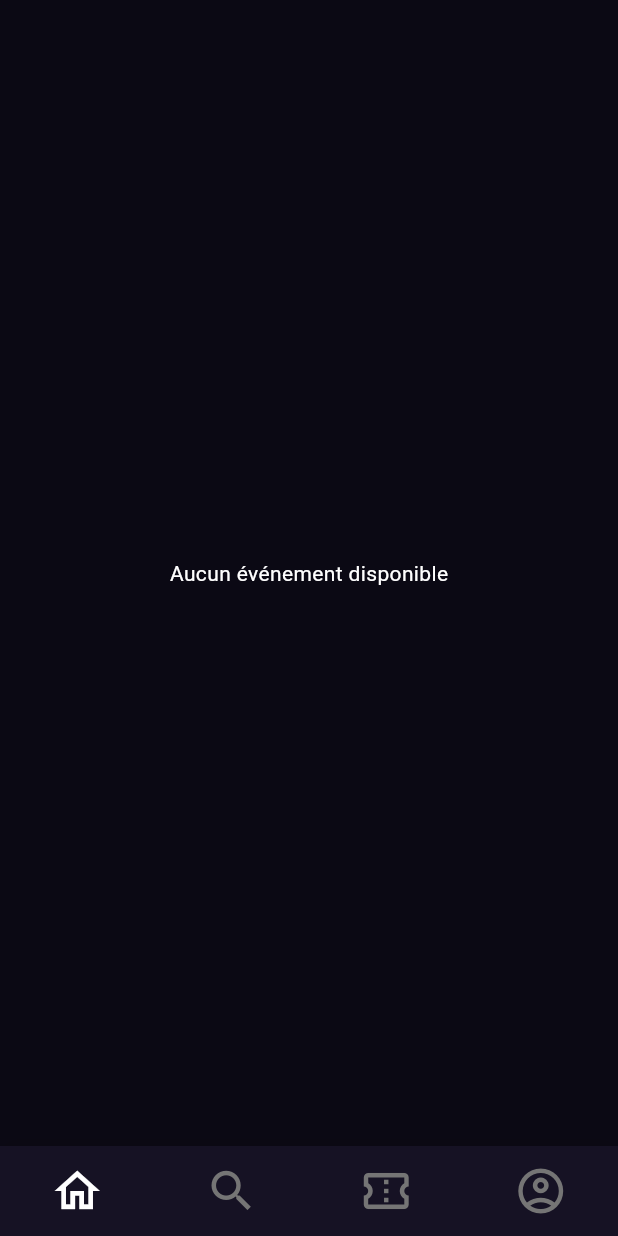
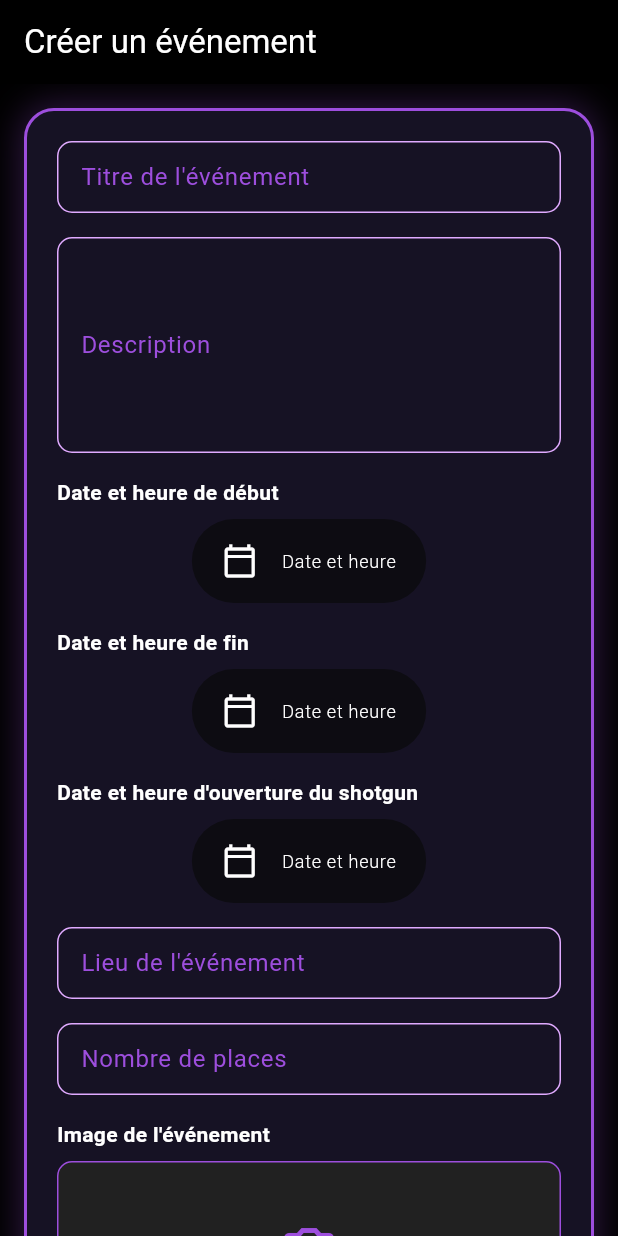
Before and after one commit to CharlesMassuard/Buckshot, a Flutter app: the screen it shows after launch, on a phone screen of 412 x 824 dp. Run offline on Flutter 3.47's test engine with Material 3 defaults, Android fonts, the phone set to English and light mode, and no system bars; our stand-ins replace cloud_firestore, firebase_core, image_picker; missing offline and left inert: mobile_scanner; accounts and stored records are empty.

Commit message:
feat : page de création d'event

```diff
--- a/lib/main.dart
+++ b/lib/main.dart
@@ -1,3 +1,4 @@
+import 'package:buckshot/views/create_event_view.dart';
 import 'package:flutter/material.dart';
 import 'package:firebase_core/firebase_core.dart';
 import 'firebase_options.dart';
@@ -31,7 +32,7 @@ class MyApp extends StatelessWidget {
       debugShowCheckedModeBanner: false,
       title: 'Buckshot QR Tool',
       theme: BuckshotTheme.darkTheme,
-      home: const HomeView(),
+      home: const CreateEventView(),
     );
   }
 }
--- a/lib/main_widgetbook.dart
+++ b/lib/main_widgetbook.dart
@@ -1,4 +1,4 @@
-import 'package:buckshot/widgets/BarreDeNaviation.dart';
+import 'package:buckshot/widgets/BarreDeNavigation.dart';
 import 'package:buckshot/widgets/ShotGunBanner.dart';
 import 'package:buckshot/widgets/ShotGunItem.dart';
 import 'package:flutter/material.dart';
@@ -39,7 +39,7 @@ class _MonCatalogueAppState extends State<MonCatalogueApp> {
               _sectionTitle('Barre de Recherche'),
 
               _wrapCentred(
-                const MaBarreDeRecherche(),
+                const BarreDeRecherche(),
               ),
 
               const Divider(height: 40),
@@ -88,7 +88,7 @@ class _MonCatalogueAppState extends State<MonCatalogueApp> {
               _sectionTitle("Barre de navigation"),
 
               _wrapCentred(
-                Barredenaviation(
+                Barredenavigation(
                   currentIndex: currentIndex,
 
                   onItemSelected: (index) {
--- /dev/null
+++ b/lib/views/create_event_view.dart
@@ -0,0 +1,363 @@
+import 'dart:io';
+import 'package:flutter/material.dart';
+import 'package:image_picker/image_picker.dart';
+import 'package:buckshot/theme.dart';
+import 'package:buckshot/widgets/date_time_picker.dart';
+
+class CreateEventView extends StatefulWidget {
+  const CreateEventView({super.key});
+
+  @override
+  State<CreateEventView> createState() => _CreateEventViewState();
+}
+
+class _CreateEventViewState extends State<CreateEventView> {
+  DateTime? selectedStartDate;
+  TimeOfDay? selectedStartTime;
+  DateTime? selectedEndDate;
+  TimeOfDay? selectedEndTime;
+  DateTime? selectedOpenDate;
+  TimeOfDay? selectedOpenTime;
+  File? _image;
+
+  final TextEditingController _titleController = TextEditingController();
+  final TextEditingController _descriptionController = TextEditingController();
+  final TextEditingController _locationController = TextEditingController();
+  final TextEditingController _seatsController = TextEditingController();
+
+  Future<void> _pickImage() async {
+    final picker = ImagePicker();
+    final pickedFile = await picker.pickImage(source: ImageSource.gallery);
+
+    if (pickedFile != null) {
+      setState(() {
+        _image = File(pickedFile.path);
+      });
+    }
+  }
+
+  void _validate() {
+    if (_titleController.text.isEmpty) {
+      ScaffoldMessenger.of(context).showSnackBar(
+        const SnackBar(content: Text('Le titre est obligatoire !')),
+      );
+      return;
+    }
+    if (_descriptionController.text.isEmpty) {
+      ScaffoldMessenger.of(context).showSnackBar(
+        const SnackBar(content: Text('La description est obligatoire !')),
+      );
+      return;
+    }
+    if (_locationController.text.isEmpty) {
+      ScaffoldMessenger.of(context).showSnackBar(
+        const SnackBar(content: Text('Le lieu est obligatoire !')),
+      );
+      return;
+    }
+    if (_seatsController.text.isEmpty || int.tryParse(_seatsController.text) == null) {
+      ScaffoldMessenger.of(context).showSnackBar(
+        const SnackBar(content: Text('Le nombre de places doit être un nombre valide !')),
+      );
+      return;
+    }
+    if (selectedStartDate == null || selectedStartTime == null) {
+      ScaffoldMessenger.of(context).showSnackBar(
+        const SnackBar(content: Text('La date et l\'heure de début sont obligatoires !')),
+      );
+      return;
+    }
+    if (selectedEndDate == null || selectedEndTime == null) {
+      ScaffoldMessenger.of(context).showSnackBar(
+        const SnackBar(content: Text('La date et l\'heure de fin sont obligatoires !')),
+      );
+      return;
+    }
+    if (selectedOpenDate == null || selectedOpenTime == null) {
+      ScaffoldMessenger.of(context).showSnackBar(
+        const SnackBar(content: Text('La date et l\'heure d\'ouverture sont obligatoires !')),
+      );
+      return;
+    }
+
+    // Si tout est valide
+    ScaffoldMessenger.of(context).showSnackBar(
+      const SnackBar(content: Text('Événement créé avec succès !')),
+    );
+  }
+
+  @override
+  void dispose() {
+    _titleController.dispose();
+    _descriptionController.dispose();
+    _locationController.dispose();
+    _seatsController.dispose();
+    super.dispose();
+  }
+
+  @override
+  Widget build(BuildContext context) {
+    return Scaffold(
+      appBar: AppBar(
+        title: const Text('Créer un événement', style: TextStyle(color: Colors.white)),
+        backgroundColor: Colors.transparent,
+        elevation: 0,
+        iconTheme: const IconThemeData(color: Colors.white),
+      ),
+      backgroundColor: Colors.black,
+      body: SingleChildScrollView(
+        padding: const EdgeInsets.all(16.0),
+        child: Center(
+          child: Container(
+            constraints: const BoxConstraints(maxWidth: 400),
+            decoration: BoxDecoration(
+              border: Border.all(
+                color: Theme.of(context).colorScheme.primary,
+                width: 2,
+              ),
+              borderRadius: BorderRadius.circular(20),
+              boxShadow: [
+                BoxShadow(
+                  color: Theme.of(context).colorScheme.primary.withOpacity(0.3),
+                  blurRadius: 20,
+                  spreadRadius: 2,
+                ),
+              ],
+              color: Theme.of(context).colorScheme.surface,
+            ),
+            child: Padding(
+              padding: const EdgeInsets.all(20.0),
+              child: Column(
+                mainAxisSize: MainAxisSize.min,
+                children: [
+                  // --- Titre ---
+                  TextFormField(
+                    controller: _titleController,
+                    decoration: InputDecoration(
+                      labelText: "Titre de l'événement",
+                      labelStyle: TextStyle(color: Theme.of(context).colorScheme.primary),
+                      contentPadding: const EdgeInsets.all(12),
+                      border: OutlineInputBorder(
+                        borderRadius: BorderRadius.circular(10),
+                        borderSide: BorderSide(color: Theme.of(context).colorScheme.primary),
+                      ),
+                      focusedBorder: OutlineInputBorder(
+                        borderRadius: BorderRadius.circular(10),
+                        borderSide: BorderSide(
+                          color: Theme.of(context).colorScheme.primary,
+                          width: 2,
+                        ),
+                      ),
+                      fillColor: Theme.of(context).colorScheme.surface,
+                      filled: true,
+                    ),
+                    style: const TextStyle(color: Colors.white),
+                  ),
+                  const SizedBox(height: 16),
+
+                  // --- Description ---
+                  TextFormField(
+                    controller: _descriptionController,
+                    keyboardType: TextInputType.multiline,
+                    maxLines: 5,
+                    decoration: InputDecoration(
+                      labelText: "Description",
+                      labelStyle: TextStyle(color: Theme.of(context).colorScheme.primary),
+                      contentPadding: const EdgeInsets.all(12),
+                      border: OutlineInputBorder(
+                        borderRadius: BorderRadius.circular(10),
+                        borderSide: BorderSide(color: Theme.of(context).colorScheme.primary),
+                      ),
+                      focusedBorder: OutlineInputBorder(
+                        borderRadius: BorderRadius.circular(10),
+                        borderSide: BorderSide(
+                          color: Theme.of(context).colorScheme.primary,
+                          width: 2,
+                        ),
+                      ),
+                      fillColor: Theme.of(context).colorScheme.surface,
+                      filled: true,
+                    ),
+                    style: const TextStyle(color: Colors.white),
+                  ),
+                  const SizedBox(height: 16),
+
+                  // --- Date et heure de début ---
+                  const Align(
+                    alignment: Alignment.centerLeft,
+                    child: Text(
+                      "Date et heure de début",
+                      style: TextStyle(color: Colors.white, fontWeight: FontWeight.bold),
+                    ),
+                  ),
+                  const SizedBox(height: 8),
+                  DateTimePicker(
+                    onDateChanged: (date) => selectedStartDate = date,
+                    onTimeChanged: (time) => selectedStartTime = time,
+                  ),
+                  const SizedBox(height: 16),
+
+                  // --- Date et heure de fin ---
+                  const Align(
+                    alignment: Alignment.centerLeft,
+                    child: Text(
+                      "Date et heure de fin",
+                      style: TextStyle(color: Colors.white, fontWeight: FontWeight.bold),
+                    ),
+                  ),
+                  const SizedBox(height: 8),
+                  DateTimePicker(
+                    onDateChanged: (date) => selectedEndDate = date,
+                    onTimeChanged: (time) => selectedEndTime = time,
+                  ),
+                  const SizedBox(height: 16),
+
+                  // --- Date et heure d'ouverture du shotgun ---
+                  const Align(
+                    alignment: Alignment.centerLeft,
+                    child: Text(
+                      "Date et heure d'ouverture du shotgun",
+                      style: TextStyle(color: Colors.white, fontWeight: FontWeight.bold),
+                    ),
+                  ),
+                  const SizedBox(height: 8),
+                  DateTimePicker(
+                    onDateChanged: (date) => selectedOpenDate = date,
+                    onTimeChanged: (time) => selectedOpenTime = time,
+                  ),
+                  const SizedBox(height: 16),
+
+                  // --- Lieu ---
+                  TextFormField(
+                    controller: _locationController,
+                    decoration: InputDecoration(
+                      labelText: "Lieu de l'événement",
+                      labelStyle: TextStyle(color: Theme.of(context).colorScheme.primary),
+                      contentPadding: const EdgeInsets.all(12),
+                      border: OutlineInputBorder(
+                        borderRadius: BorderRadius.circular(10),
+                        borderSide: BorderSide(color: Theme.of(context).colorScheme.primary),
+                      ),
+                      focusedBorder: OutlineInputBorder(
+                        borderRadius: BorderRadius.circular(10),
+                        borderSide: BorderSide(
+                          color: Theme.of(context).colorScheme.primary,
+                          width: 2,
+                        ),
+                      ),
+                      fillColor: Theme.of(context).colorScheme.surface,
+                      filled: true,
+                    ),
+                    style: const TextStyle(color: Colors.white),
+                  ),
+                  const SizedBox(height: 16),
+
+                  // --- Nombre de places ---
+                  TextFormField(
+                    controller: _seatsController,
+                    keyboardType: TextInputType.number,
+                    decoration: InputDecoration(
+                      labelText: "Nombre de places",
+                      labelStyle: TextStyle(color: Theme.of(context).colorScheme.primary),
+                      contentPadding: const EdgeInsets.all(12),
+                      border: OutlineInputBorder(
+                        borderRadius: BorderRadius.circular(10),
+                        borderSide: BorderSide(color: Theme.of(context).colorScheme.primary),
+                      ),
+                      focusedBorder: OutlineInputBorder(
+                        borderRadius: BorderRadius.circular(10),
+                        borderSide: BorderSide(
+                          color: Theme.of(context).colorScheme.primary,
+                          width: 2,
+                        ),
+                      ),
+                      fillColor: Theme.of(context).colorScheme.surface,
+                      filled: true,
+                    ),
+                    style: const TextStyle(color: Colors.white),
+                  ),
+                  const SizedBox(height: 16),
+
+                  // --- Image ---
+                  const Align(
+                    alignment: Alignment.centerLeft,
+                    child: Text(
+                      "Image de l'événement",
+                      style: TextStyle(color: Colors.white, fontWeight: FontWeight.bold),
+                    ),
+                  ),
+                  const SizedBox(height: 8),
+                  GestureDetector(
+                    onTap: _pickImage,
+                    child: Container(
+                      width: double.infinity,
+                      height: 150,
+                      decoration: BoxDecoration(
+                        border: Border.all(
+                          color: Theme.of(context).colorScheme.primary,
+                          style: BorderStyle.solid,
+                        ),
+                        borderRadius: BorderRadius.circular(10),
+                        color: Colors.grey[900],
+                      ),
+                      child: _image != null
+                          ? ClipRRect(
+                        borderRadius: BorderRadius.circular(8),
+                        child: Image.file(
+                          _image!,
+                          fit: BoxFit.cover,
+                          width: double.infinity,
+                          height: double.infinity,
+                        ),
+                      )
+                          : Center(
+                        child: Column(
+                          mainAxisAlignment: MainAxisAlignment.center,
+                          children: [
+                            Icon(
+                              Icons.camera_alt_outlined,
+                              color: Theme.of(context).colorScheme.primary,
+                              size: 40,
+                            ),
+                            const SizedBox(height: 8),
+                            Text(
+                              'Appuyez pour choisir une image',
+                              style: TextStyle(
+                                color: Theme.of(context).colorScheme.primary,
+                              ),
+                            ),
+                          ],
+                        ),
+                      ),
+                    ),
+                  ),
+                  const SizedBox(height: 24),
+
+                  // --- Bouton Créer ---
+                  SizedBox(
+                    width: double.infinity,
+                    child: ElevatedButton.icon(
+                      onPressed: _validate,
+                      style: ElevatedButton.styleFrom(
+                        backgroundColor: Theme.of(context).colorScheme.primary,
+                        foregroundColor: Colors.white,
+                        padding: const EdgeInsets.symmetric(vertical: 16),
+                        shape: RoundedRectangleBorder(
+                          borderRadius: BorderRadius.circular(10),
+                        ),
+                        elevation: 5,
+                      ),
+                      icon: const Icon(Icons.save),
+                      label: const Text("Créer l'événement"),
+                    ),
+                  ),
+                  const SizedBox(height: 16),
+                ],
+              ),
+            ),
+          ),
+        ),
+      ),
+    );
+  }
+}
--- /dev/null
+++ b/lib/widgets/date_time_picker.dart
@@ -0,0 +1,100 @@
+import 'package:flutter/material.dart';
+
+class DateTimePicker extends StatefulWidget {
+  final ValueChanged<DateTime?> onDateChanged;
+  final ValueChanged<TimeOfDay?> onTimeChanged;
+
+  const DateTimePicker({
+    super.key,
+    required this.onDateChanged,
+    required this.onTimeChanged,
+  });
+
+  @override
+  State<DateTimePicker> createState() => _DateTimePickerState();
+}
+
+class _DateTimePickerState extends State<DateTimePicker> {
+  DateTime? selectedDate;
+  TimeOfDay? selectedTime;
+
+  @override
+  void dispose() {
+    super.dispose();
+  }
+
+  @override
+  Widget build(BuildContext context) {
+    return InkWell( // Date et heure de début
+      onTap: _pickDateTime, // Déclenche l'ouverture au clic
+      borderRadius: BorderRadius.circular(30),
+      child: Container(
+        padding: const EdgeInsets.symmetric(horizontal: 20, vertical: 16),
+        decoration: BoxDecoration(
+          color: const Color(0xff0d0c12),
+          borderRadius: BorderRadius.circular(30),
+        ),
+        child: Row(
+          mainAxisSize: MainAxisSize.min,
+          children: [
+            const Icon(
+              Icons.calendar_today_outlined,
+              color: Colors.white,
+              size: 24,
+            ),
+            const SizedBox(width: 16),
+            Text(
+              "${selectedDate != null
+                  ? '${selectedDate!.day}/${selectedDate!.month}/${selectedDate!.year}'
+                  : 'Date'} ${selectedTime != null
+                  ? '${selectedTime!.hour}:${selectedTime!.minute}'
+                  : 'et heure'}",
+              style: const TextStyle(
+                color: Colors.white,
+                fontSize: 12,
+                fontWeight: FontWeight.w300,
+                letterSpacing: 0.5,
+              ),
+            ),
+          ],
+        ),
+      ),
+    );
+
+  }
+
+  // Fonction pour ouvrir les sélecteurs de date puis d'heure
+  Future<void> _pickDateTime() async {
+    // D'abord sélection de la date
+    final DateTime? pickedDate = await showDatePicker(
+        context: context,
+        initialDate: selectedDate ?? DateTime.now(),
+        firstDate: DateTime(2020),
+        lastDate: DateTime(2030)
+    );
+
+    if (pickedDate == null) return; // L'utilisateur a annulé
+
+    // Puis sélection de l'heure
+    final TimeOfDay? pickedTime = await showTimePicker(
+      context: context,
+      initialTime: TimeOfDay.fromDateTime(selectedDate ?? DateTime.now()),
+      builder: (BuildContext context, Widget? child) {
+        return MediaQuery(
+          data: MediaQuery.of(context).copyWith(alwaysUse24HourFormat: true),
+          child: child!,
+        );
+      },
+    );
+
+    if (pickedTime == null) return; // L'utilisateur a annulé
+
+    setState(() {
+      selectedDate = pickedDate;
+      selectedTime = pickedTime;
+    });
+
+    widget.onDateChanged(pickedDate);
+    widget.onTimeChanged(pickedTime);
+  }
+}
--- a/pubspec.yaml
+++ b/pubspec.yaml
@@ -39,6 +39,7 @@ dependencies:
   # Use with the CupertinoIcons class for iOS style icons.
   cupertino_icons: ^1.0.8
   intl: ^0.20.2
+  image_picker: ^1.0.4
 
 dev_dependencies:
   flutter_test:
```
Also changed, not shown: pubspec.lock, 5 other files.
